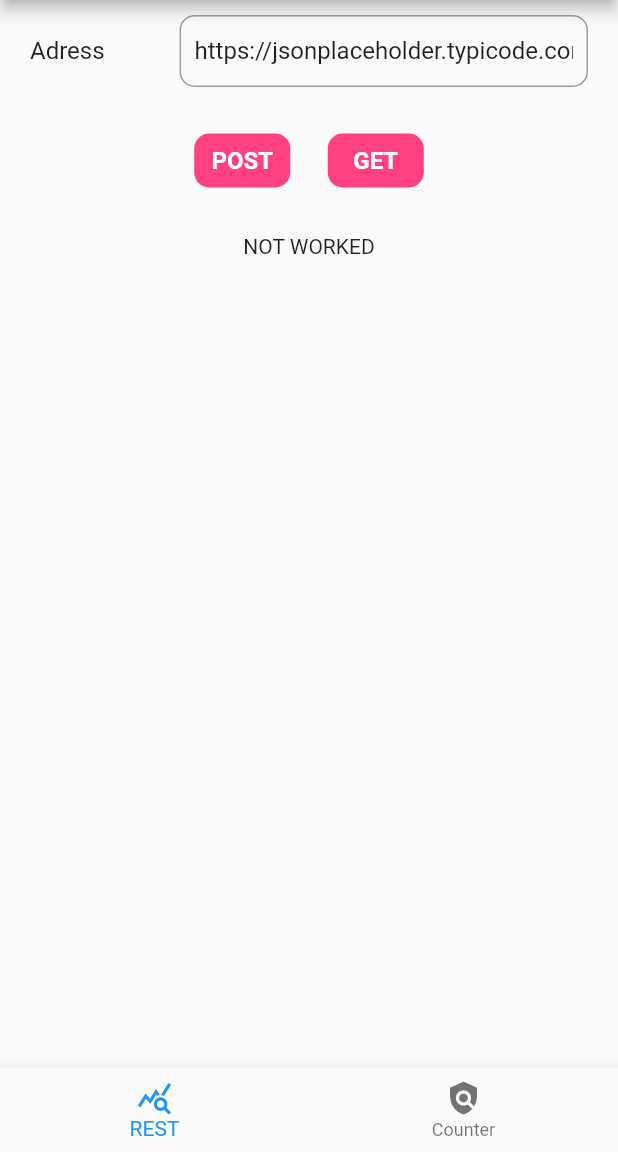
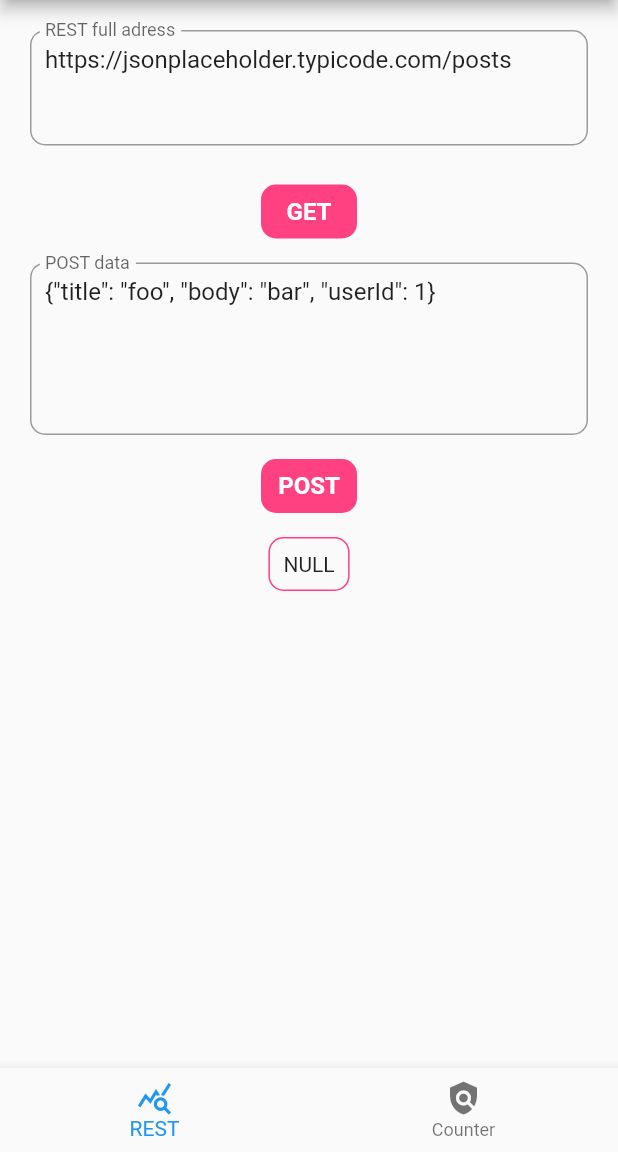
Before and after one commit to beerMapSPB/beer_app, a Flutter app: the screen it shows after launch, after a tap on "POST", on a phone screen of 412 x 824 dp, the part 84-1236 px from its top. Run offline on Flutter 3.47's test engine with Material 2 defaults, Android fonts, the phone set to English and light mode, and no system bars; network calls fail.

Commit message:
Add POST querys

```diff
--- a/lib/api_clients/test_api_client.dart
+++ b/lib/api_clients/test_api_client.dart
@@ -3,17 +3,43 @@ import 'dart:io';
 
 class TestApiClient {
   final client = HttpClient();
-  final _encoder = JsonEncoder.withIndent('    ');
 
   Future<String> simpleGET(String url) async {
     final uri = Uri.parse(url);
     final request = await client.getUrl(uri);
+
+    final resJson = _doQuery(request);
+
+    return resJson;
+  }
+
+  Future<String> simplePOST(String url, String body) async {
+    final uri = Uri.parse(url);
+    final request = await client.postUrl(uri);
+    request.headers.set('Content-type', 'application/json; charset=UTF-8');
+    request.write(body);
+
+    final resJson = _doQuery(request);
+
+    return resJson;
+  }
+
+  String _beautifyJson(String json) {
+    const _encoder = JsonEncoder.withIndent('    ');
+    final res =
+        _encoder.convert(json).replaceAll('\\n', '\n').replaceAll('\\"', '"');
+
+    return res;
+  }
+
+  Future<String> _doQuery(HttpClientRequest request) async {
     final response = await request.close();
+    if (response.statusCode >= 300) {
+      return 'BAD Query\nStatus code: ${response.statusCode.toString()}\nURL: ${request.uri.toString()}';
+    }
     final rawStr = await response.transform(utf8.decoder).toList();
-    final resStr = rawStr.join();
-    final resJson =
-        _encoder.convert(resStr).replaceAll('\\n', '\n').replaceAll('\\"', '"');
+    final resJson = rawStr.join();
 
-    return resJson.toString();
+    return resJson;
   }
 }
--- a/lib/pages/rest_page.dart
+++ b/lib/pages/rest_page.dart
@@ -11,8 +11,12 @@ class RestPageWidget extends StatefulWidget {
 }
 
 class _RestPageWidgetState extends State<RestPageWidget> {
-  static const String TestURL = 'https://jsonplaceholder.typicode.com/users';
+  static const String TestURL = 'https://jsonplaceholder.typicode.com/posts';
+  static const String ExampleJSON =
+      '{"title": "foo", "body": "bar", "userId": 1}';
   final _uriStringController = TextEditingController(text: TestURL);
+  final _postDataStringController = TextEditingController(text: ExampleJSON);
+
   final _apiClient = TestApiClient();
 
   String _currentData = "NULL";
@@ -20,15 +24,12 @@ class _RestPageWidgetState extends State<RestPageWidget> {
   @override
   Widget build(BuildContext context) {
     return Padding(
-      padding: const EdgeInsets.symmetric(horizontal: 20, vertical: 10),
+      padding: const EdgeInsets.symmetric(horizontal: 20, vertical: 20),
       child: Column(
         children: <Widget>[
-          Row(crossAxisAlignment: CrossAxisAlignment.center, children: <Widget>[
-            Text("Adress", style: TextStyle(fontSize: 16)),
-            SizedBox(width: 50),
-            Expanded(
-              child: TextField(
+          TextField(
               controller: _uriStringController,
+              maxLines: 3,
               decoration: InputDecoration(
                   border: OutlineInputBorder(
                       borderRadius: BorderRadius.circular(10.0)),
@@ -36,23 +37,10 @@ class _RestPageWidgetState extends State<RestPageWidget> {
                       borderRadius: BorderRadius.circular(10.0),
                       borderSide: BorderSide(color: widget.color)),
                   hintText: TestURL,
+                  labelText: "REST full adress",
                   contentPadding:
                       EdgeInsets.symmetric(horizontal: 10, vertical: 10))),
-            ),
-          ]),
-          SizedBox(height: 25),
-          Row(
-            mainAxisAlignment: MainAxisAlignment.center,
-            children: [
-              CustomButton(
-                  text: "POST",
-                  color: widget.color,
-                  onButtonPressed: () {
-                    setState(() {
-                      _currentData = 'NOT WORKED';
-                    });
-                  }),
-              SizedBox(width: 25),
+          SizedBox(height: 20),
           CustomButton(
             text: "GET",
             color: widget.color,
@@ -64,12 +52,50 @@ class _RestPageWidgetState extends State<RestPageWidget> {
               });
             },
           ),
-            ],
-          ),
-          SizedBox(height: 25),
+          SizedBox(height: 10),
+          TextField(
+              controller: _postDataStringController,
+              maxLines: 5,
+              decoration: InputDecoration(
+                  border: OutlineInputBorder(
+                      borderRadius: BorderRadius.circular(10.0)),
+                  focusedBorder: OutlineInputBorder(
+                      borderRadius: BorderRadius.circular(10.0),
+                      borderSide: BorderSide(color: widget.color)),
+                  hintText: ExampleJSON,
+                  labelText: "POST data",
+                  contentPadding:
+                      EdgeInsets.symmetric(horizontal: 10, vertical: 10))),
+          SizedBox(height: 10),
+          CustomButton(
+              text: "POST",
+              color: widget.color,
+              onButtonPressed: () async {
+                final String res = await _apiClient.simplePOST(
+                    _uriStringController.text, _postDataStringController.text);
+                setState(() {
+                  _currentData = res;
+                });
+              }),
+          SizedBox(height: 10),
           Expanded(
               child: SingleChildScrollView(
-                  scrollDirection: Axis.vertical, child: Text(_currentData)))
+            scrollDirection: Axis.vertical,
+            child: DecoratedBox(
+                position: DecorationPosition.background,
+                decoration: BoxDecoration(
+                    borderRadius: BorderRadius.circular(10.0),
+                    border: Border.all(
+                      color: widget.color,
+                    )),
+                child: Padding(
+                  padding: const EdgeInsets.all(10.0),
+                  child: Text(
+                    _currentData,
+                    textAlign: TextAlign.justify,
+                  ),
+                )),
+          ))
         ],
       ),
     );
@@ -103,24 +129,3 @@ class CustomButton extends StatelessWidget {
             )));
   }
 }
-
-class DataViewer extends StatefulWidget {
-  @override
-  _DataViewerState createState() => _DataViewerState();
-}
-
-class _DataViewerState extends State<DataViewer> {
-  String _dataText = "Null";
-  final TestApiClient apiClient = TestApiClient();
-
-  void setData(String data) {
-    setState(() {
-      _dataText = data;
-    });
-  }
-
-  @override
-  Widget build(BuildContext context) {
-    return Text('$_dataText');
-  }
-}
```
Lines whose indentation alone changed are shown as unchanged.
